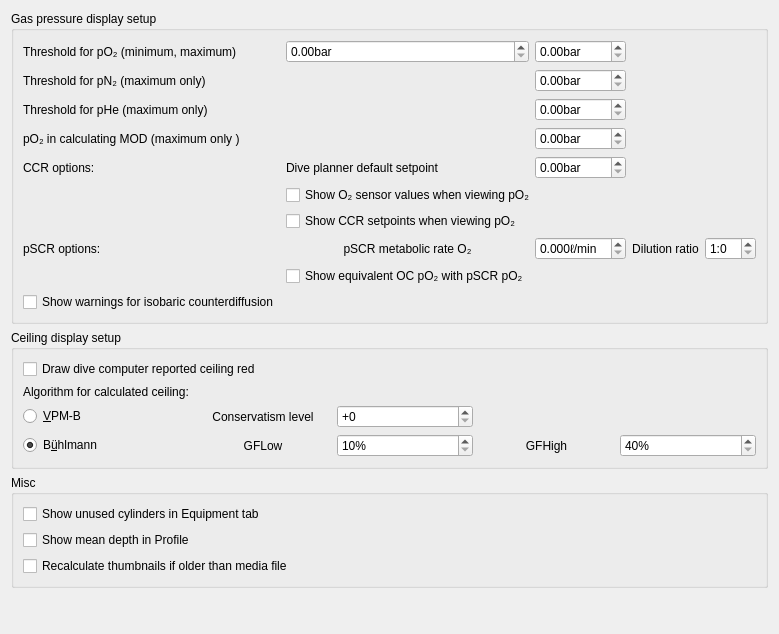
Qt form desktop-widgets/preferences/preferences_graph.ui (subsurface/subsurface) before a commit.
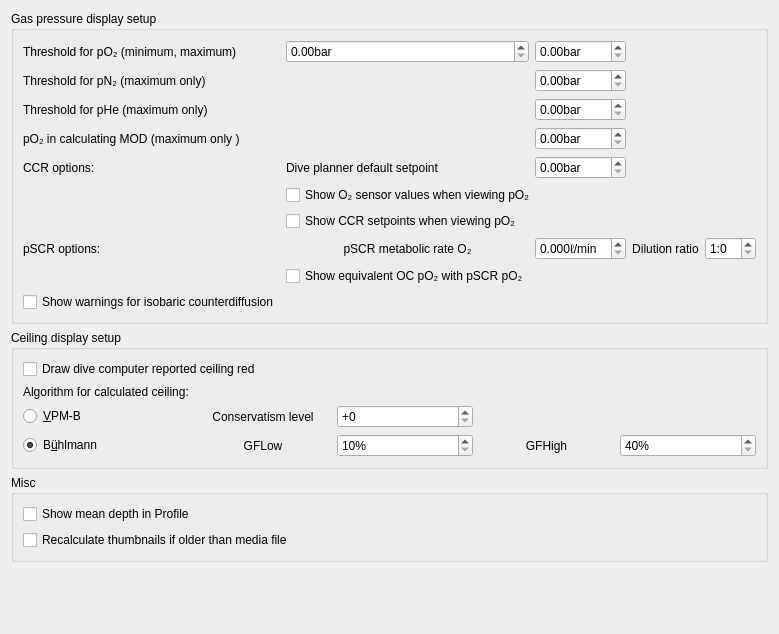
The same form after that commit.

Commit message:
Preferences UI: create new equipment tab
Remove the "Show unused cylinders" checkbox (Profile tab) and the
"Set default cylinder" qTextEdit box (General tab) and put them in a
separate and new Equipment tab. This sounds like a simple task but,
as can be seen from the files changed, was actually a complex matter.
Adapt the existing test programs (General and TechDetails) for creating
a test program that tests parts of the Equipment tab.

What changed in the file:
```diff
--- a/desktop-widgets/preferences/preferences_graph.ui
+++ b/desktop-widgets/preferences/preferences_graph.ui
@@ -355,20 +355,13 @@
      </property>
      <layout class="QGridLayout" name="gridLayout_2">
       <item row="0" column="0" colspan="2">
-       <widget class="QCheckBox" name="display_unused_tanks">
-        <property name="text">
-         <string>Show unused cylinders in Equipment tab</string>
-        </property>
-       </widget>
-      </item>
-      <item row="1" column="0" colspan="2">
        <widget class="QCheckBox" name="show_average_depth">
         <property name="text">
          <string>Show mean depth in Profile</string>
         </property>
        </widget>
       </item>
-      <item row="2" column="0" colspan="2">
+      <item row="1" column="0" colspan="2">
        <widget class="QCheckBox" name="auto_recalculate_thumbnails">
         <property name="text">
          <string>Recalculate thumbnails if older than media file</string>
```
The commit also changes 24 other files.
